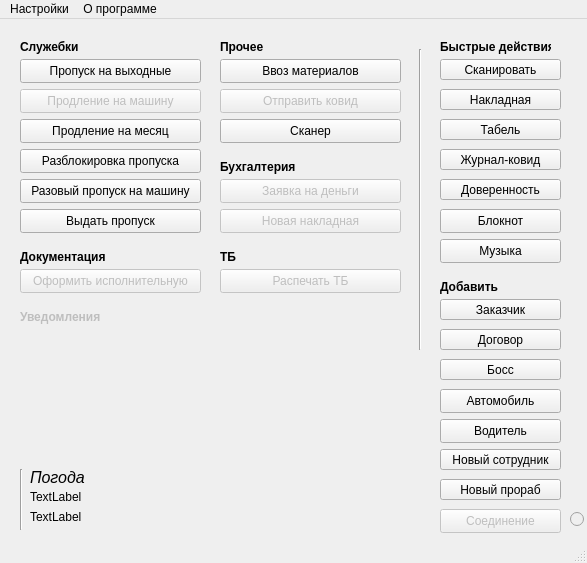
SmolPO/vertical, file my_helper/notebook/designer_ui/main_menu.ui: the form before one commit.
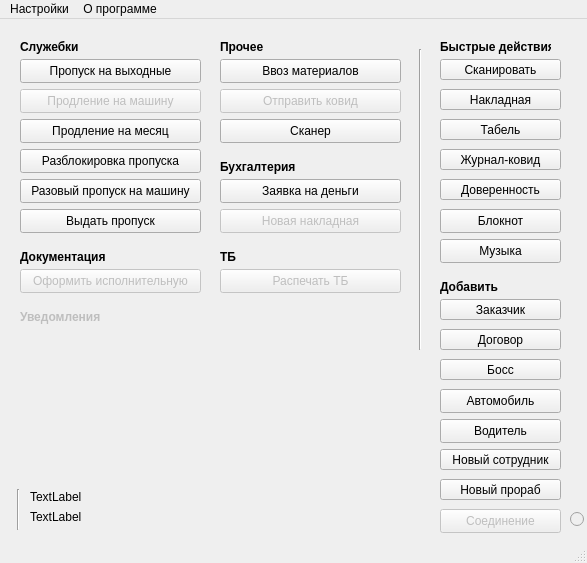
The form after the commit.

The edit to the form file:
```diff
--- a/my_helper/notebook/designer_ui/main_menu.ui
+++ b/my_helper/notebook/designer_ui/main_menu.ui
@@ -243,7 +243,7 @@
    </widget>
    <widget class="QPushButton" name="b_get_money">
     <property name="enabled">
-     <bool>false</bool>
+     <bool>true</bool>
     </property>
     <property name="geometry">
      <rect>
@@ -578,25 +578,6 @@
      <string>Распечать ТБ</string>
     </property>
    </widget>
-   <widget class="QLabel" name="label">
-    <property name="geometry">
-     <rect>
-      <x>30</x>
-      <y>450</y>
-      <width>71</width>
-      <height>16</height>
-     </rect>
-    </property>
-    <property name="font">
-     <font>
-      <pointsize>12</pointsize>
-      <italic>true</italic>
-     </font>
-    </property>
-    <property name="text">
-     <string>Погода</string>
-    </property>
-   </widget>
    <widget class="QLabel" name="l_weather">
     <property name="geometry">
      <rect>
@@ -626,10 +607,10 @@
    <widget class="Line" name="line">
     <property name="geometry">
      <rect>
-      <x>20</x>
-      <y>450</y>
-      <width>3</width>
-      <height>61</height>
+      <x>10</x>
+      <y>470</y>
+      <width>16</width>
+      <height>41</height>
      </rect>
     </property>
     <property name="orientation">
```
